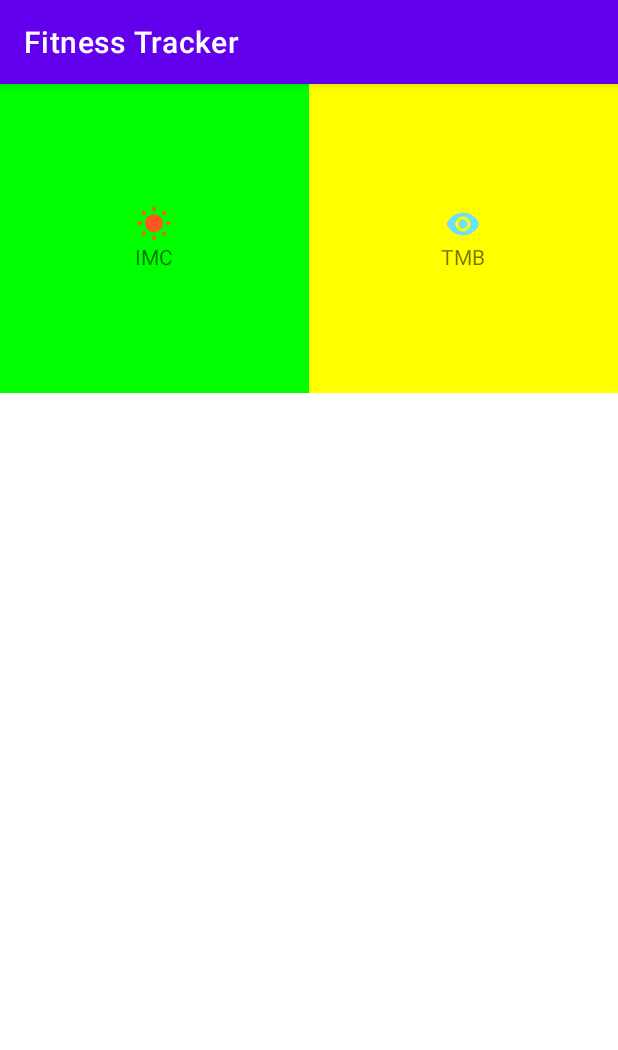
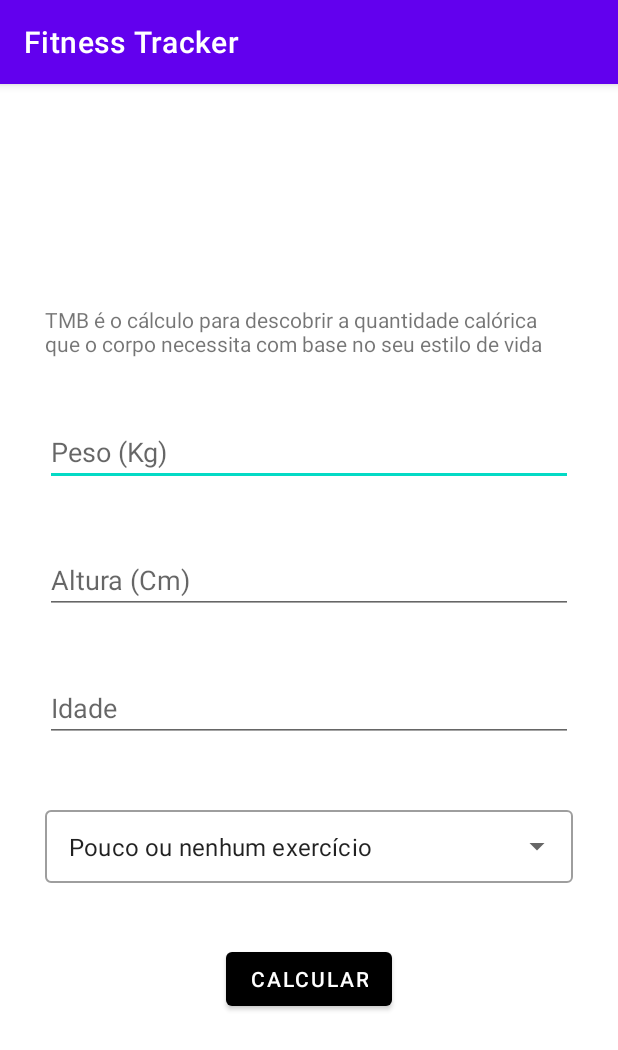
Before and after one commit to SAANDRIN/App_FitnessTracker, an Android app: the screen it shows after launch (MainActivity before the commit, TmbActivity after it), after a tap on "TMB", on a phone screen of 412 x 824 dp. Shown: the top 1050 px of the screen. Run offline under Robolectric (Android 15) with nearby library versions, the phone set to English and light mode, and no system bars; our stand-ins replace Room's generated code.

Commit message:
Criando a segunda tela 'Tmb'

```diff
--- a/app/src/main/AndroidManifest.xml
+++ b/app/src/main/AndroidManifest.xml
@@ -10,10 +10,12 @@
         android:supportsRtl="true"
         android:theme="@style/Theme.FitnessTracker">
         <activity
+            android:name=".TmbActivity"
+            android:exported="false" />
+        <activity
             android:name=".ListCalcActivity"
             android:exported="false"
-            android:parentActivityName=".MainActivity"
-            />
+            android:parentActivityName=".MainActivity" />
         <activity android:name=".ImcActivity" />
         <activity
             android:name=".MainActivity"
--- a/app/src/main/java/co/tiagoaguiar/fitnesstracker/MainActivity.kt
+++ b/app/src/main/java/co/tiagoaguiar/fitnesstracker/MainActivity.kt
@@ -50,7 +50,8 @@ class MainActivity : AppCompatActivity(), OnItemClickListener {
                     startActivity(intent)
                 }
                 2 -> {
-                    //
+                    val intent = Intent(this@MainActivity, TmbActivity::class.java)
+                    startActivity(intent)
                 }
             }
         }
--- /dev/null
+++ b/app/src/main/java/co/tiagoaguiar/fitnesstracker/TmbActivity.kt
@@ -0,0 +1,25 @@
+package co.tiagoaguiar.fitnesstracker
+
+import android.os.Bundle
+import android.widget.ArrayAdapter
+import android.widget.AutoCompleteTextView
+import androidx.appcompat.app.AppCompatActivity
+import androidx.core.view.ViewCompat
+import androidx.core.view.WindowInsetsCompat
+
+class TmbActivity : AppCompatActivity() {
+
+    private lateinit var  lifestyle: AutoCompleteTextView
+
+    override fun onCreate(savedInstanceState: Bundle?) {
+        super.onCreate(savedInstanceState)
+        setContentView(R.layout.activity_tmb)
+
+        lifestyle = findViewById(R.id.auto_lifestyle)
+        val items = resources.getStringArray(R.array.tmb_lifestyle)
+        lifestyle.setText(items.first())
+        val adapter = ArrayAdapter(this, android.R.layout.simple_list_item_1, items)
+        lifestyle.setAdapter(adapter)
+
+    }
+}
--- /dev/null
+++ b/app/src/main/res/layout/activity_tmb.xml
@@ -0,0 +1,59 @@
+<?xml version="1.0" encoding="utf-8"?>
+<ScrollView xmlns:android="http://schemas.android.com/apk/res/android"
+    xmlns:app="http://schemas.android.com/apk/res-auto"
+    xmlns:tools="http://schemas.android.com/tools"
+    android:layout_width="match_parent"
+    android:layout_height="match_parent">
+
+
+    <LinearLayout
+        android:layout_width="match_parent"
+        android:layout_height="wrap_content"
+        android:layout_gravity="center"
+        android:orientation="vertical"
+        tools:context=".ImcActivity">
+
+        <TextView
+            style="@style/TextViewForm"
+            android:layout_width="wrap_content"
+            android:layout_height="wrap_content"
+            android:text="@string/tmb_desc" />
+
+        <EditText
+            android:id="@+id/edit_tmb_weight"
+            android:hint="@string/weight"
+            style="@style/EditTextForm"/>
+
+        <EditText
+            android:id="@+id/edit_tmb_height"
+            android:hint="@string/height"
+            style="@style/EditTextForm"/>
+
+        <EditText
+            android:id="@+id/edit_tmb_age"
+            android:hint="@string/age"
+            style="@style/EditTextForm"/>
+
+        <com.google.android.material.textfield.TextInputLayout
+            style="@style/AutoTextViewForm"
+            android:layout_width="match_parent"
+            android:layout_height="wrap_content">
+
+            <AutoCompleteTextView
+                android:id="@+id/auto_lifestyle"
+                android:layout_width="match_parent"
+                android:layout_height="wrap_content"
+                android:inputType="none"
+                />
+
+        </com.google.android.material.textfield.TextInputLayout>
+
+        <Button
+            android:id="@+id/btn_tmb_send"
+            android:text="@string/calc"
+            android:layout_gravity="center"
+            style="@style/ButtomForm"/>
+
+    </LinearLayout>
+
+</ScrollView>
--- /dev/null
+++ b/app/src/main/res/values/arrays.xml
@@ -0,0 +1,14 @@
+<?xml version="1.0" encoding="utf-8"?>
+<resources>
+
+    <string-array name="tmb_lifestyle">
+        <item>Pouco ou nenhum exercício</item>
+        <item>Exercício leve. 1 a 3 dias por semana</item>
+        <item>Exercício moderador. 3 a 5 dias por semana</item>
+        <item>Exercício pesado. 6 a 7 dias por semana</item>
+        <item>Exercício pesado diariamente e até 2x/dia</item>
+    </string-array>
+
+
+
+</resources>
--- a/app/src/main/res/values/strings.xml
+++ b/app/src/main/res/values/strings.xml
@@ -5,6 +5,7 @@
     <string name="imc_desc">IMC é a sigla para Índice de Massa Corporal que serve para avaliar o peso
         do indivíduo em relação à sua altura e assim indicar se está dentro do peso ideal,
         acima ou abaixo do peso desejado.\n\nPreencha os campos de peso e altura para descobrir o seu IMC</string>
+    <string name="tmb_desc">TMB é o cálculo para descobrir a quantidade calórica que o corpo necessita com base no seu estilo de vida</string>
     <string name="weight">Peso (Kg)</string>
     <string name="height">Altura (Cm)</string>
     <string name="calc">Calcular</string>
@@ -24,5 +25,6 @@
     <string name="save">Salvar</string>
     <string name="saved">Registro salvo om Sucesso!</string>
     <string name="search">Buscar</string>
+    <string name="age">Idade</string>
 
 </resources>
--- a/app/src/main/res/values/styles.xml
+++ b/app/src/main/res/values/styles.xml
@@ -22,4 +22,11 @@
         <item name="backgroundTint">@color/black</item>
     </style>
 
+    <style name="AutoTextViewForm" parent="@style/Widget.MaterialComponents.TextInputLayout.OutlinedBox.Dense.ExposedDropdownMenu">
+        <item name="android:layout_marginStart">30dp</item>
+        <item name="android:layout_marginEnd">30dp</item>
+        <item name="android:layout_marginBottom">40dp</item>
+
+    </style>
+
 </resources>
```
